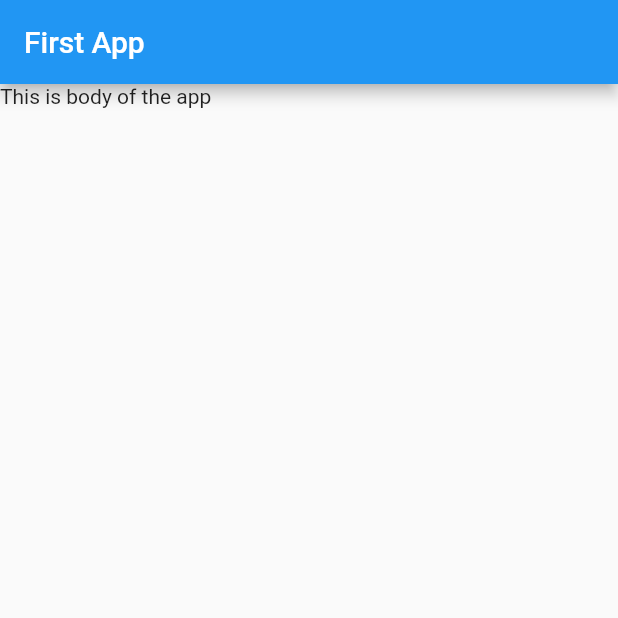
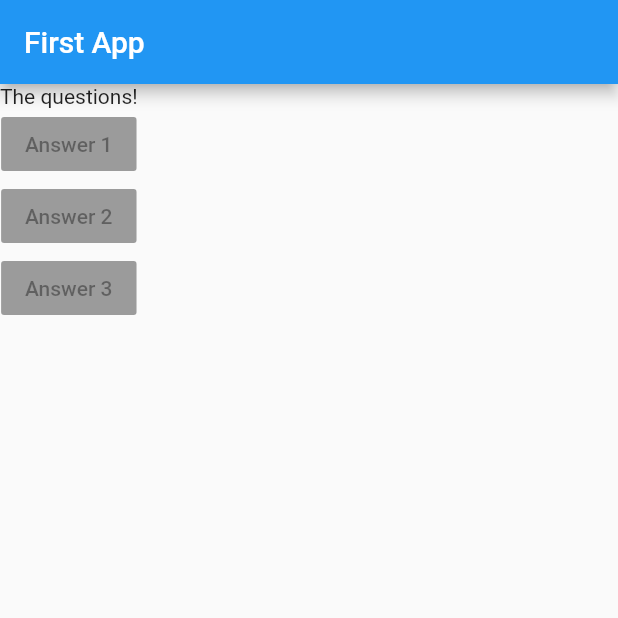
Before and after one commit to mik237/sample_flutter_app, a Flutter app: the screen it shows after launch, on a phone screen of 412 x 824 dp, the top half of it. Run offline on Flutter 3.47's test engine with Material 2 defaults, Android fonts, the phone set to English and light mode, and no system bars.

Commit message:
Column widget added with a Text & three buttons

```diff
--- a/lib/main.dart
+++ b/lib/main.dart
@@ -10,7 +10,23 @@ class MyApp extends StatelessWidget {
         appBar: AppBar(
           title: Text("First App"),
         ),
-        body: Text('This is body of the app'),
+        body: Column(
+          children: [
+            Text('The questions!'),
+            RaisedButton(
+              onPressed: null,
+              child: Text('Answer 1'),
+            ),
+            RaisedButton(
+              onPressed: null,
+              child: Text('Answer 2'),
+            ),
+            RaisedButton(
+              onPressed: null,
+              child: Text('Answer 3'),
+            )
+          ],
+        ),
       ),
     );
   }
```
